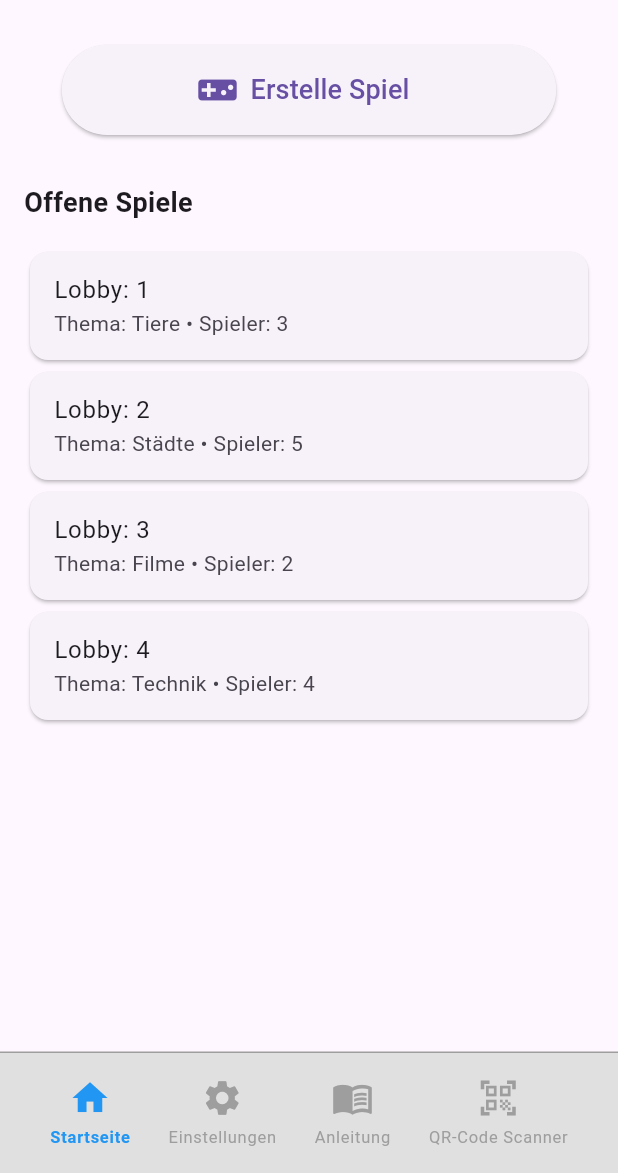
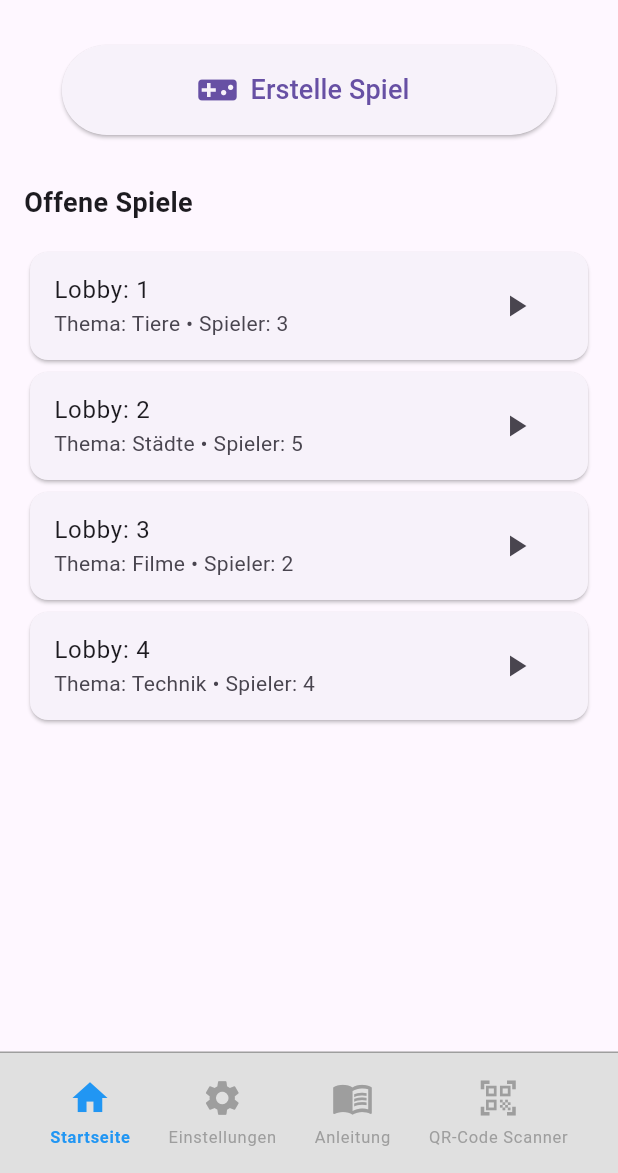
Before and after one commit to Manofward/Frontend_DigitaleWortkette, a Flutter app: the screen it shows after launch, on a phone screen of 412 x 824 dp, the part 63-1236 px from its top. Run offline on Flutter 3.47's test engine with Material 3 defaults, Android fonts, the phone set to English and light mode, and no system bars; our stand-ins replace pretty_qr_code.

Commit message:
added the join game iconbutton

```diff
--- a/lib/Widgets/open_games_list.dart
+++ b/lib/Widgets/open_games_list.dart
@@ -1,5 +1,6 @@
 import 'dart:async';
 import 'package:flutter/material.dart';
+import 'package:flutter_frontend/services/navigation.dart';
 import '../services/api_service.dart';
 
 class OpenGamesList extends StatefulWidget {
@@ -58,6 +59,12 @@ class _OpenGamesListState extends State<OpenGamesList> {
               // uses the parsed json values
               title: Text('Lobby: ${game['lobby']}'),
               subtitle: Text('Thema: ${game['topic']} • Spieler: ${game['players']}'),
+              // new join Game Button for joining a game from the game List
+              trailing: IconButton(
+                icon: const Icon(Icons.play_arrow_sharp),
+                tooltip: 'Dem Spiel Beitretten',
+                onPressed: () => joinLobby(context ,game['lobby']),
+              ),
             ),
           );
         },
```
